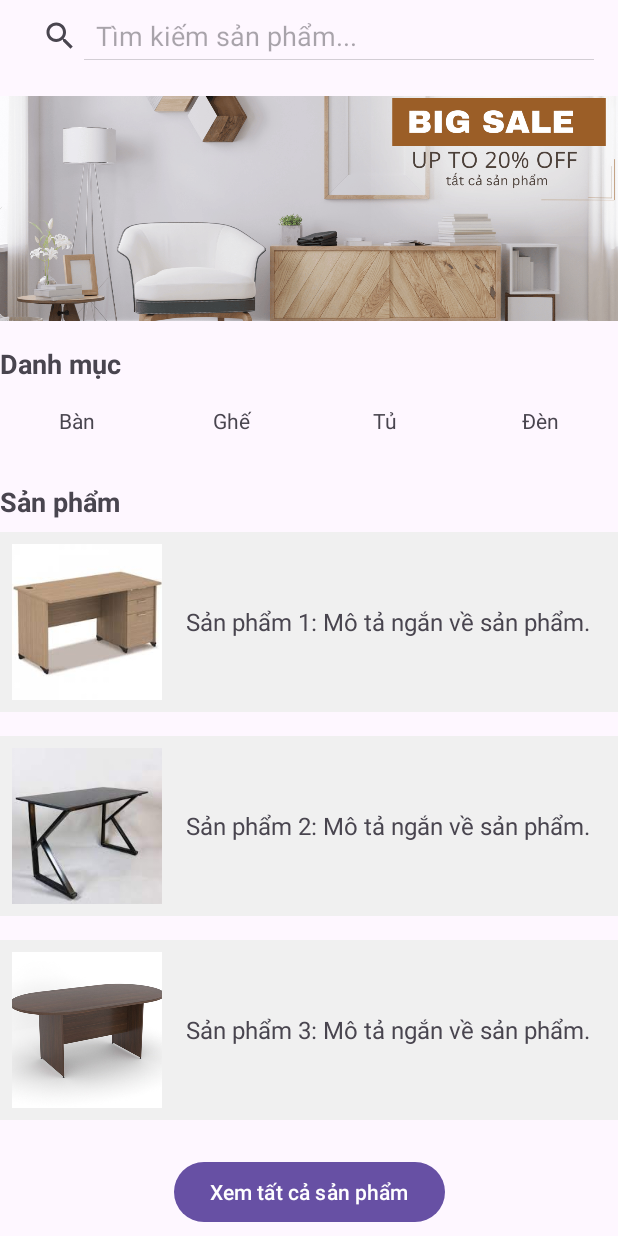
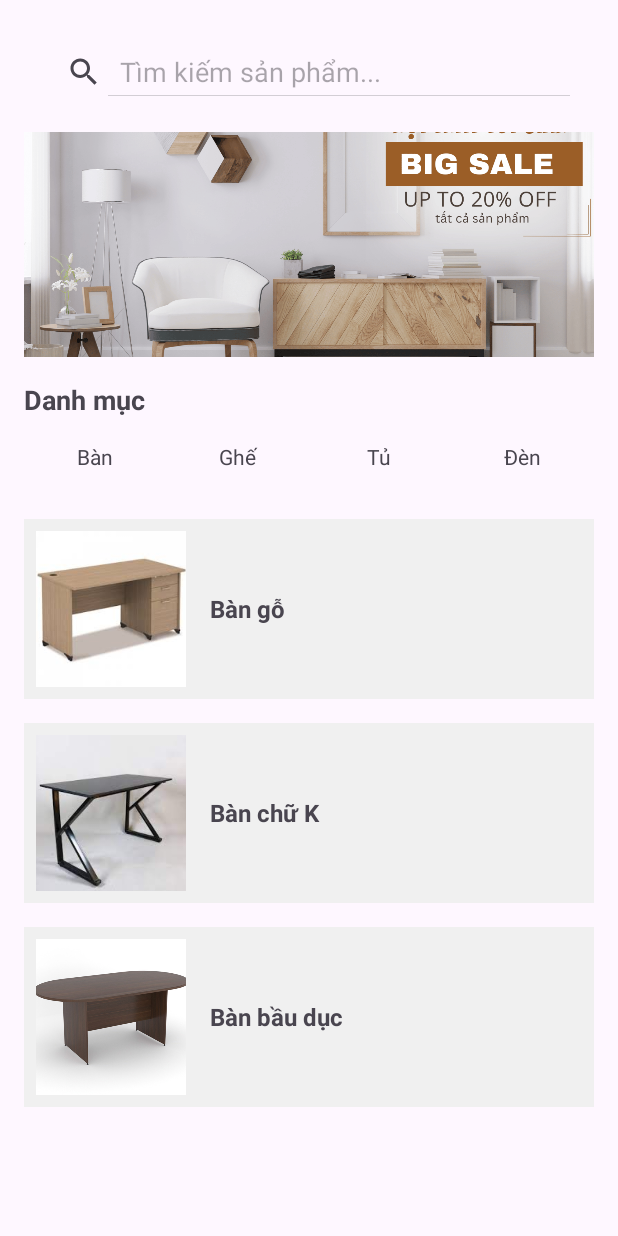
Before and after one commit to quanghao2005/Mobile-App, an Android app: the HomeActivity screen opened directly, with no data from a screen before it, on a phone screen of 412 x 824 dp. Run offline under Robolectric (Android 15) with nearby library versions, the phone set to English and light mode, and no system bars.

Commit message:
Initial commit

```diff
--- a/app/src/main/java/com/example/hitcapp/HomeActivity.java
+++ b/app/src/main/java/com/example/hitcapp/HomeActivity.java
@@ -1,17 +1,19 @@
 package com.example.hitcapp;
 
+import android.content.Intent;
 import android.os.Bundle;
-import android.widget.Button;
+import android.widget.LinearLayout;
 import android.widget.SearchView;
+import android.widget.TextView;
 import android.widget.Toast;
 
 import androidx.activity.EdgeToEdge;
 import androidx.appcompat.app.AppCompatActivity;
-import androidx.core.graphics.Insets;
-import androidx.core.view.ViewCompat;
-import androidx.core.view.WindowInsetsCompat;
 
 public class HomeActivity extends AppCompatActivity {
+
+    private LinearLayout product1, product2, product3;
+    private TextView textViewProduct1, textViewProduct2, textViewProduct3;
 
     @Override
     protected void onCreate(Bundle savedInstanceState) {
@@ -19,34 +21,60 @@ public class HomeActivity extends AppCompatActivity {
         EdgeToEdge.enable(this);
         setContentView(R.layout.activity_home);
 
-        ViewCompat.setOnApplyWindowInsetsListener(findViewById(R.id.main), (v, insets) -> {
-            Insets systemBars = insets.getInsets(WindowInsetsCompat.Type.systemBars());
-            v.setPadding(systemBars.left, systemBars.top, systemBars.right, systemBars.bottom);
-            return insets;
-        });
-
-        // Xử lý nút "Xem tất cả sản phẩm"
-        Button btnViewAll = findViewById(R.id.buttonViewAll);
-        btnViewAll.setOnClickListener(v -> {
-            Toast.makeText(this, "Chức năng 'Xem tất cả sản phẩm' đang phát triển", Toast.LENGTH_SHORT).show();
-            // TODO: Mở trang danh sách sản phẩm nếu có (dùng Intent)
-        });
-
-        // Xử lý tìm kiếm
+        // Thiết lập tìm kiếm
         SearchView searchView = findViewById(R.id.searchView);
         searchView.setOnQueryTextListener(new SearchView.OnQueryTextListener() {
             @Override
             public boolean onQueryTextSubmit(String query) {
                 Toast.makeText(HomeActivity.this, "Đang tìm: " + query, Toast.LENGTH_SHORT).show();
-                // TODO: Thêm logic tìm kiếm sản phẩm
-                return false;
+                return true;
             }
 
             @Override
             public boolean onQueryTextChange(String newText) {
-                // Có thể lọc sản phẩm theo từ khóa nhập dần
                 return false;
             }
         });
+
+        // Ánh xạ các thành phần giao diện
+        product1 = findViewById(R.id.product1);
+        product2 = findViewById(R.id.product2);
+        product3 = findViewById(R.id.product3);
+
+        textViewProduct1 = findViewById(R.id.textViewProduct1);
+        textViewProduct2 = findViewById(R.id.textViewProduct2);
+        textViewProduct3 = findViewById(R.id.textViewProduct3);
+
+        // Gán tên sản phẩm
+        textViewProduct1.setText("Bàn gỗ");
+        textViewProduct2.setText("Bàn chữ K");
+        textViewProduct3.setText("Bàn bầu dục");
+
+        // Xử lý click vào sản phẩm
+        product1.setOnClickListener(v -> openDetail(
+                "Bàn gỗ",
+                "Là một món đồ nội thất phổ biến, được làm từ các loại gỗ khác nhau, có nhiều kiểu dáng, kích thước và mục đích sử dụng.",
+                R.drawable.images
+        ));
+
+        product2.setOnClickListener(v -> openDetail(
+                "Bàn chữ K",
+                "Là loại bàn có thiết kế chân bàn hình chữ K, thường được sử dụng làm bàn làm việc, bàn gaming hoặc bàn học.",
+                R.drawable.images__1_
+        ));
+
+        product3.setOnClickListener(v -> openDetail(
+                "Bàn bầu dục",
+                "Bàn họp hình bầu dục với phong cách hiện đại, sang trọng, thiết kế đường cong mềm mại tạo sự uyển chuyển và thẩm mỹ.",
+                R.drawable.bg08m_2
+        ));
+    }
+
+    private void openDetail(String name, String description, int imageResId) {
+        Intent intent = new Intent(HomeActivity.this, DetailActivity.class);
+        intent.putExtra("name", name);
+        intent.putExtra("description", description);
+        intent.putExtra("image", imageResId);
+        startActivity(intent);
     }
 }
--- a/app/src/main/res/layout/activity_home.xml
+++ b/app/src/main/res/layout/activity_home.xml
@@ -19,7 +19,8 @@
         android:padding="8dp"
         app:layout_constraintTop_toTopOf="parent"
         app:layout_constraintStart_toStartOf="parent"
-        app:layout_constraintEnd_toEndOf="parent" />
+        app:layout_constraintEnd_toEndOf="parent"
+        android:layout_marginTop="8dp"/>
 
     <!-- Banner -->
     <ImageView
@@ -34,7 +35,7 @@
         app:layout_constraintEnd_toEndOf="parent"
         android:layout_marginTop="16dp" />
 
-    <!-- Tiêu đề danh mục -->
+    <!-- Danh mục -->
     <TextView
         android:id="@+id/tvCategory"
         android:layout_width="wrap_content"
@@ -46,7 +47,6 @@
         app:layout_constraintStart_toStartOf="parent"
         android:layout_marginTop="16dp" />
 
-    <!-- Danh mục -->
     <LinearLayout
         android:id="@+id/categoryLayout"
         android:layout_width="0dp"
@@ -58,50 +58,11 @@
         app:layout_constraintStart_toStartOf="parent"
         app:layout_constraintEnd_toEndOf="parent">
 
-        <TextView
-            android:layout_width="0dp"
-            android:layout_height="wrap_content"
-            android:layout_weight="1"
-            android:gravity="center"
-            android:padding="8dp"
-            android:text="Bàn" />
-
-        <TextView
-            android:layout_width="0dp"
-            android:layout_height="wrap_content"
-            android:layout_weight="1"
-            android:gravity="center"
-            android:padding="8dp"
-            android:text="Ghế" />
-
-        <TextView
-            android:layout_width="0dp"
-            android:layout_height="wrap_content"
-            android:layout_weight="1"
-            android:gravity="center"
-            android:padding="8dp"
-            android:text="Tủ" />
-
-        <TextView
-            android:layout_width="0dp"
-            android:layout_height="wrap_content"
-            android:layout_weight="1"
-            android:gravity="center"
-            android:padding="8dp"
-            android:text="Đèn" />
+        <TextView android:layout_width="0dp" android:layout_height="wrap_content" android:layout_weight="1" android:gravity="center" android:padding="8dp" android:text="Bàn" />
+        <TextView android:layout_width="0dp" android:layout_height="wrap_content" android:layout_weight="1" android:gravity="center" android:padding="8dp" android:text="Ghế" />
+        <TextView android:layout_width="0dp" android:layout_height="wrap_content" android:layout_weight="1" android:gravity="center" android:padding="8dp" android:text="Tủ" />
+        <TextView android:layout_width="0dp" android:layout_height="wrap_content" android:layout_weight="1" android:gravity="center" android:padding="8dp" android:text="Đèn" />
     </LinearLayout>
-
-    <!-- Tiêu đề sản phẩm nổi bật -->
-    <TextView
-        android:id="@+id/tvFeatured"
-        android:layout_width="wrap_content"
-        android:layout_height="wrap_content"
-        android:text="Sản phẩm"
-        android:textSize="18sp"
-        android:textStyle="bold"
-        app:layout_constraintTop_toBottomOf="@id/categoryLayout"
-        app:layout_constraintStart_toStartOf="parent"
-        android:layout_marginTop="24dp" />
 
     <!-- Sản phẩm 1 -->
     <LinearLayout
@@ -111,8 +72,11 @@
         android:orientation="horizontal"
         android:background="#f0f0f0"
         android:padding="8dp"
-        android:layout_marginTop="8dp"
-        app:layout_constraintTop_toBottomOf="@id/tvFeatured"
+        android:layout_marginTop="24dp"
+        android:clickable="true"
+        android:focusable="true"
+        android:foreground="?android:attr/selectableItemBackground"
+        app:layout_constraintTop_toBottomOf="@id/categoryLayout"
         app:layout_constraintStart_toStartOf="parent"
         app:layout_constraintEnd_toEndOf="parent">
 
@@ -124,13 +88,15 @@
             app:srcCompat="@drawable/images" />
 
         <TextView
+            android:id="@+id/textViewProduct1"
             android:layout_width="0dp"
             android:layout_height="match_parent"
             android:layout_weight="1"
             android:gravity="center_vertical"
             android:paddingStart="16dp"
-            android:text="Sản phẩm 1: Mô tả ngắn về sản phẩm."
-            android:textSize="16sp" />
+            android:text="Bàn gỗ"
+            android:textSize="16sp"
+            android:textStyle="bold" />
     </LinearLayout>
 
     <!-- Sản phẩm 2 -->
@@ -142,6 +108,9 @@
         android:background="#f0f0f0"
         android:padding="8dp"
         android:layout_marginTop="16dp"
+        android:clickable="true"
+        android:focusable="true"
+        android:foreground="?android:attr/selectableItemBackground"
         app:layout_constraintTop_toBottomOf="@id/product1"
         app:layout_constraintStart_toStartOf="parent"
         app:layout_constraintEnd_toEndOf="parent">
@@ -154,13 +123,15 @@
             app:srcCompat="@drawable/images__1_" />
 
         <TextView
+            android:id="@+id/textViewProduct2"
             android:layout_width="0dp"
             android:layout_height="match_parent"
             android:layout_weight="1"
             android:gravity="center_vertical"
             android:paddingStart="16dp"
-            android:text="Sản phẩm 2: Mô tả ngắn về sản phẩm."
-            android:textSize="16sp" />
+            android:text="Bàn chữ K"
+            android:textSize="16sp"
+            android:textStyle="bold" />
     </LinearLayout>
 
     <!-- Sản phẩm 3 -->
@@ -172,38 +143,30 @@
         android:background="#f0f0f0"
         android:padding="8dp"
         android:layout_marginTop="16dp"
+        android:clickable="true"
+        android:focusable="true"
+        android:foreground="?android:attr/selectableItemBackground"
         app:layout_constraintTop_toBottomOf="@id/product2"
         app:layout_constraintStart_toStartOf="parent"
         app:layout_constraintEnd_toEndOf="parent">
 
         <ImageView
-            android:id="@+id/imageView5"
             android:layout_width="100dp"
             android:layout_height="match_parent"
             android:scaleType="centerCrop"
-            app:srcCompat="@drawable/bg08m_2"
-            android:contentDescription="Sản phẩm 3" />
+            android:contentDescription="Sản phẩm 3"
+            app:srcCompat="@drawable/bg08m_2" />
 
         <TextView
+            android:id="@+id/textViewProduct3"
             android:layout_width="0dp"
             android:layout_height="match_parent"
             android:layout_weight="1"
             android:gravity="center_vertical"
             android:paddingStart="16dp"
-            android:text="Sản phẩm 3: Mô tả ngắn về sản phẩm."
-            android:textSize="16sp" />
+            android:text="Bàn bầu dục"
+            android:textSize="16sp"
+            android:textStyle="bold" />
     </LinearLayout>
 
-    <!-- Nút xem tất cả -->
-    <Button
-        android:id="@+id/buttonViewAll"
-        android:layout_width="wrap_content"
-        android:layout_height="wrap_content"
-        android:text="Xem tất cả sản phẩm"
-        android:layout_marginTop="24dp"
-        app:layout_constraintTop_toBottomOf="@id/product3"
-        app:layout_constraintStart_toStartOf="parent"
-        app:layout_constraintEnd_toEndOf="parent" />
-
-
 </androidx.constraintlayout.widget.ConstraintLayout>
```
Also changed, not shown: app/src/main/AndroidManifest.xml (+9 -3 lines), app/src/main/java/com/example/hitcapp/CartActivity.java (added, +24 -0 lines), app/src/main/java/com/example/hitcapp/DetailActivity.java (added, +92 -0 lines), app/src/main/res/layout/activity_cart.xml (added, +11 -0 lines), app/src/main/res/layout/activity_detail.xml (added, +214 -0 lines).
